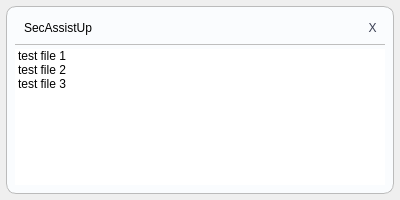
The window that src/widgets/notificationform.ui (Gerry-LGJ/SecAssistUp) describes before a commit, drawn with Qt 5.
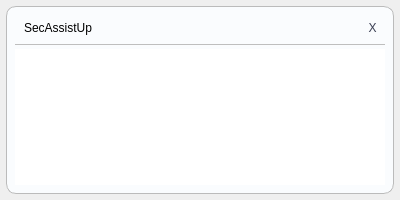
The same window after the commit.

```diff
--- a/src/widgets/notificationform.ui
+++ b/src/widgets/notificationform.ui
@@ -173,21 +173,6 @@
 border: 0px solid #ffffff;
 }</string>
            </property>
-           <item>
-            <property name="text">
-             <string>test file 1</string>
-            </property>
-           </item>
-           <item>
-            <property name="text">
-             <string>test file 2</string>
-            </property>
-           </item>
-           <item>
-            <property name="text">
-             <string>test file 3</string>
-            </property>
-           </item>
           </widget>
          </item>
         </layout>
```
Left out of the diff: 6 changed lines with no effect on the pictures.
